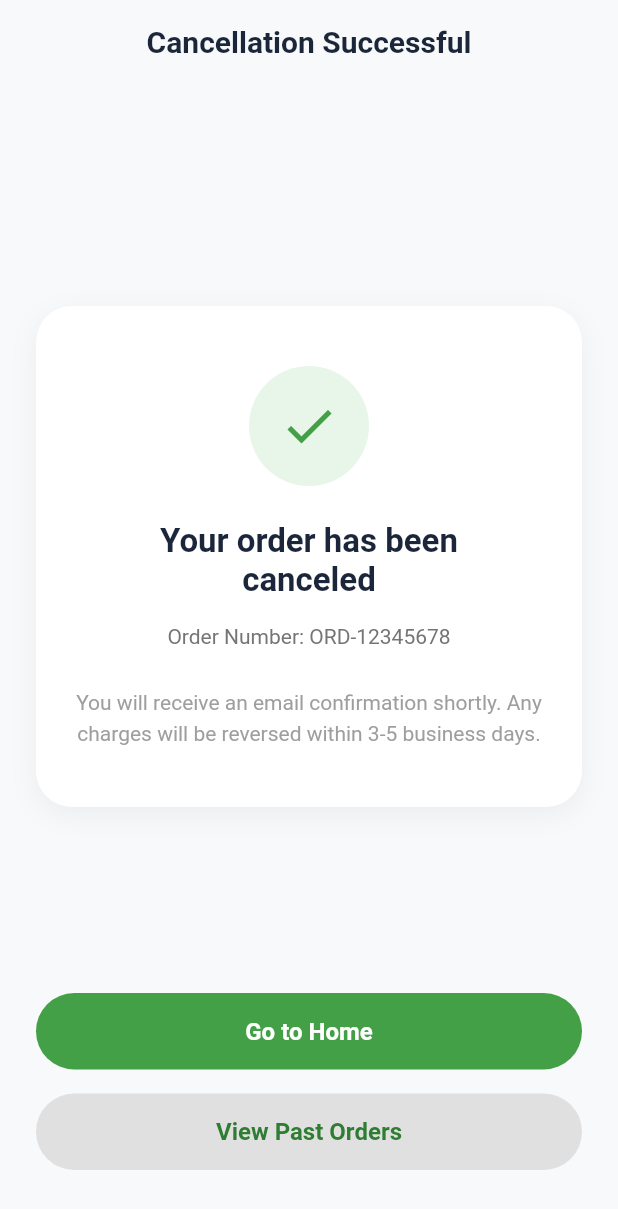
After one commit to gohypedevelopers-stack/cleclo, a Flutter app: the CancellationSuccessfulScreen screen opened by its route, on a phone screen of 412 x 824 dp. The commit adds this screen. Shown: the top 1209 px of the screen. Run offline on Flutter 3.47's test engine with Material 3 defaults, Android fonts, the light colour scheme and no system bars; our stand-ins replace go_router, smooth_page_indicator.

Commit message:
feat: Add order details and cancellation successful screens with new route constants.

```diff
--- /dev/null
+++ b/lib/features/home/view/cancellation_successful_screen.dart
@@ -0,0 +1,159 @@
+import 'package:cleclo/routes/route_constants.dart';
+import 'package:cleclo/utils/theme/colors.dart';
+import 'package:flutter/material.dart';
+import 'package:go_router/go_router.dart';
+
+class CancellationSuccessfulScreen extends StatelessWidget {
+  const CancellationSuccessfulScreen({super.key});
+
+  @override
+  @override
+  Widget build(BuildContext context) {
+    return Scaffold(
+      backgroundColor: const Color(0xFFF8F9FA), // Grey Background
+      appBar: AppBar(
+        backgroundColor: const Color(0xFFF8F9FA), // Matches body
+        elevation: 0,
+        centerTitle: true,
+        title: const Text(
+          'Cancellation Successful',
+          style: TextStyle(
+            color: Color(0xFF1B263B),
+            fontSize: 20,
+            fontWeight: FontWeight.bold,
+          ),
+        ),
+      ),
+      body: Padding(
+        padding: const EdgeInsets.all(24.0),
+        child: Column(
+          children: [
+            const Spacer(),
+
+            // White Card Content
+            Container(
+              width: double.infinity,
+              padding: const EdgeInsets.symmetric(horizontal: 24, vertical: 40),
+              decoration: BoxDecoration(
+                color: Colors.white,
+                borderRadius: BorderRadius.circular(24),
+                boxShadow: [
+                  BoxShadow(
+                    color: Colors.black.withOpacity(0.05),
+                    blurRadius: 15,
+                    offset: const Offset(0, 5),
+                  ),
+                ],
+              ),
+              child: Column(
+                mainAxisSize: MainAxisSize.min,
+                children: [
+                   // Success Icon
+                  Container(
+                    width: 80,
+                    height: 80,
+                    decoration: BoxDecoration(
+                      color: const Color(0xFFE8F5E9),
+                      shape: BoxShape.circle,
+                    ),
+                    child: const Icon(
+                      Icons.check,
+                      color: Color(0xFF43A047),
+                      size: 40,
+                    ),
+                  ),
+                  const SizedBox(height: 24),
+
+                  // Text Content
+                  const Text(
+                    'Your order has been\ncanceled',
+                    textAlign: TextAlign.center,
+                    style: TextStyle(
+                      fontSize: 22,
+                      fontWeight: FontWeight.bold,
+                      color: Color(0xFF1B263B),
+                    ),
+                  ),
+                  const SizedBox(height: 16),
+                  Text(
+                    'Order Number: ORD-12345678',
+                    style: TextStyle(
+                      fontSize: 14,
+                      color: Colors.grey.shade600,
+                    ),
+                  ),
+                  const SizedBox(height: 24),
+                   Text(
+                    'You will receive an email confirmation shortly. Any charges will be reversed within 3-5 business days.',
+                    textAlign: TextAlign.center,
+                    style: TextStyle(
+                      fontSize: 14,
+                      color: Colors.grey.shade500,
+                      height: 1.5,
+                    ),
+                  ),
+                ],
+              ),
+            ),
+
+            const Spacer(),
+
+            // Buttons
+            SizedBox(
+              width: double.infinity,
+              child: ElevatedButton(
+                onPressed: () {
+                  // Navigate to Home
+                   context.go(RouteConstants.bottomNavBarScreen);
+                },
+                style: ElevatedButton.styleFrom(
+                  backgroundColor: const Color(0xFF43A047),
+                  padding: const EdgeInsets.symmetric(vertical: 16),
+                  shape: RoundedRectangleBorder(
+                    borderRadius: BorderRadius.circular(30),
+                  ),
+                  elevation: 0,
+                ),
+                child: const Text(
+                  'Go to Home',
+                  style: TextStyle(
+                    color: Colors.white,
+                    fontSize: 16,
+                    fontWeight: FontWeight.bold,
+                  ),
+                ),
+              ),
+            ),
+            const SizedBox(height: 16),
+            SizedBox(
+              width: double.infinity,
+              child: ElevatedButton(
+                onPressed: () {
+                   // Navigate to Past Orders
+                   context.go(RouteConstants.trackOrderScreen);
+                },
+                style: ElevatedButton.styleFrom(
+                  backgroundColor: const Color(0xFFE0E0E0), // Light grey
+                  padding: const EdgeInsets.symmetric(vertical: 16),
+                  shape: RoundedRectangleBorder(
+                    borderRadius: BorderRadius.circular(30),
+                  ),
+                  elevation: 0,
+                ),
+                child: const Text(
+                  'View Past Orders',
+                  style: TextStyle(
+                    color: Color(0xFF2E7D32), // Dark Green text
+                    fontSize: 16,
+                    fontWeight: FontWeight.bold,
+                  ),
+                ),
+              ),
+            ),
+            const SizedBox(height: 20),
+          ],
+        ),
+      ),
+    );
+  }
+}
--- a/lib/features/home/view/order_details_screen.dart
+++ b/lib/features/home/view/order_details_screen.dart
@@ -1,4 +1,5 @@
 import 'package:cleclo/utils/images/images.dart';
+import 'package:cleclo/routes/route_constants.dart';
 import 'package:cleclo/utils/theme/colors.dart';
 import 'package:flutter/material.dart';
 import 'package:go_router/go_router.dart';
@@ -339,7 +340,7 @@ class OrderDetailsScreen extends StatelessWidget {
               Column(
                 crossAxisAlignment: CrossAxisAlignment.end,
                 children: const [
-                  Text('\$21', style: TextStyle(fontSize: 14, fontWeight: FontWeight.bold)),
+                  Text('₹21', style: TextStyle(fontSize: 14, fontWeight: FontWeight.bold)),
                    Text('Edit', style: TextStyle(color: Color(0xFF43A047), fontSize: 12)),
                 ],
               ),
@@ -365,9 +366,9 @@ class OrderDetailsScreen extends StatelessWidget {
 
             const Padding(padding: EdgeInsets.symmetric(vertical: 16), child: Divider()),
 
-            _buildPriceRow('Service Charge Incl. tax', '\$21', isLink: true),
+            _buildPriceRow('Service Charge Incl. tax', '₹21', isLink: true),
             const SizedBox(height: 12),
-            _buildPriceRow('Collection & Delivery Charge', '\$5'),
+            _buildPriceRow('Collection & Delivery Charge', '₹5'),
             const SizedBox(height: 12),
             _buildPriceRow('Promo Code', 'Enter', isGreen: true),
 
@@ -377,7 +378,7 @@ class OrderDetailsScreen extends StatelessWidget {
               mainAxisAlignment: MainAxisAlignment.spaceBetween,
               children: const [
                 Text('Order Subtotal', style: TextStyle(fontSize: 16, fontWeight: FontWeight.bold, color: Color(0xFF1B263B))),
-                Text('\$26', style: TextStyle(fontSize: 16, fontWeight: FontWeight.bold, color: Color(0xFF1B263B))),
+                Text('₹26', style: TextStyle(fontSize: 16, fontWeight: FontWeight.bold, color: Color(0xFF1B263B))),
               ],
             ),
         ],
@@ -609,9 +610,8 @@ void _showCancelDialog(BuildContext context) {
                 Expanded(
                   child: ElevatedButton(
                     onPressed: () {
-                      // Perform cancellation logic
-                      context.pop();
-                      context.pop(); // Go back to track order list or home
+                      context.pop(); // Close dialog
+                      context.push(RouteConstants.cancellationSuccessfulScreen);
                     },
                     style: ElevatedButton.styleFrom(
                       backgroundColor: const Color(0xFFE53935),
--- a/lib/routes/route_config.dart
+++ b/lib/routes/route_config.dart
@@ -9,6 +9,7 @@ import 'package:cleclo/features/onboarding/view/onboarding_screen.dart';
 import 'package:cleclo/features/home/view/write_review_screen.dart';
 import 'package:cleclo/features/home/view/track_order_screen.dart';
 import 'package:cleclo/features/home/view/order_details_screen.dart';
+import 'package:cleclo/features/home/view/cancellation_successful_screen.dart';
 import 'package:cleclo/routes/route_constants.dart';
 import 'package:flutter/material.dart';
 import 'package:go_router/go_router.dart';
@@ -72,6 +73,11 @@ final GoRouter appRouter = GoRouter(
       name: RouteConstants.orderDetailsScreen,
       builder: (context, state) => const OrderDetailsScreen(),
     ),
+    GoRoute(
+      path: RouteConstants.cancellationSuccessfulScreen,
+      name: RouteConstants.cancellationSuccessfulScreen,
+      builder: (context, state) => const CancellationSuccessfulScreen(),
+    ),
   ],
   errorBuilder: (context, state) => Scaffold(
     body: Center(child: Text('404: Page not found (${state.uri.path})')),
--- a/lib/routes/route_constants.dart
+++ b/lib/routes/route_constants.dart
@@ -11,4 +11,5 @@ class RouteConstants {
   static const writeReviewScreen = "/write-review";
   static const trackOrderScreen = "/track-order";
   static const orderDetailsScreen = "/order-details";
+  static const cancellationSuccessfulScreen = "/cancellation-successful";
 }
```
